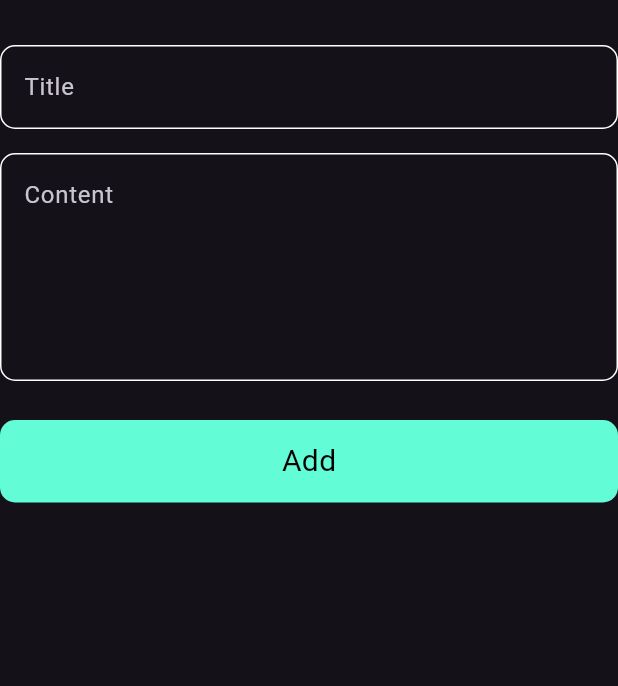
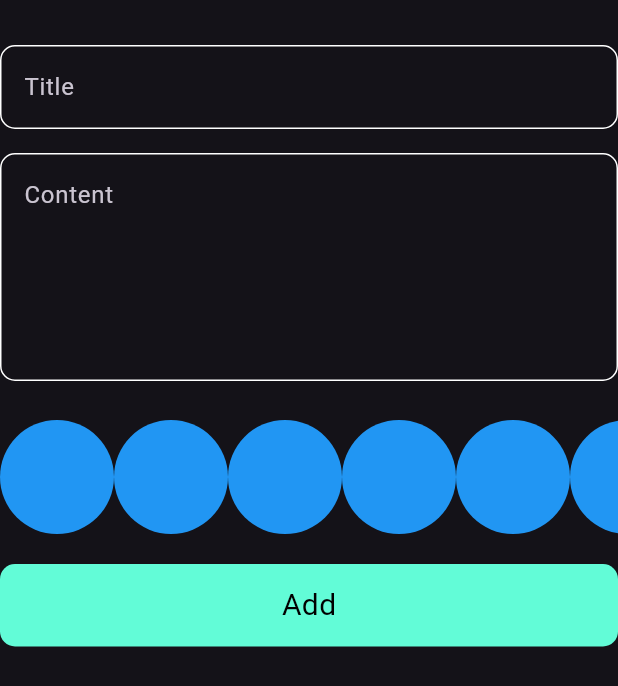
Before and after one commit to WessamKhaled/notes_app, a Flutter app: the AddNoteForm widget shown alone on an empty page, opened directly, on a phone screen of 412 x 824 dp. Shown: the top 686 px of the screen. Run offline on Flutter 3.47's test engine with Material 3 defaults, Android fonts, the phone set to English and light mode, and no system bars; our stand-ins replace bloc, flutter_bloc, hive, hive_flutter, modal_progress_hud_nsn; accounts and stored records are empty.

Commit message:
create colors list view part 1

```diff
--- a/lib/views/widgets/add_note_form.dart
+++ b/lib/views/widgets/add_note_form.dart
@@ -3,6 +3,7 @@ import 'package:flutter_bloc/flutter_bloc.dart';
 import 'package:intl/intl.dart';
 import 'package:notes_app/cubits/add_note_cubit/add_note_cubit.dart';
 import 'package:notes_app/models/note_model.dart';
+import 'package:notes_app/views/widgets/colors_list_view.dart';
 
 import 'custom_button.dart';
 import 'custom_text_field.dart';
@@ -49,6 +50,8 @@ class _AddNoteFormState extends State<AddNoteForm> {
           const SizedBox(
             height: 26,
           ),
+
+         ColorsListView(),
           BlocBuilder<AddNotesCubit, AddNotesState>(
             builder: (context, state) {
               return CustomButton(
--- /dev/null
+++ b/lib/views/widgets/colors_list_view.dart
@@ -0,0 +1,31 @@
+
+import 'package:flutter/material.dart';
+
+class ColorItem extends StatelessWidget {
+  const ColorItem({super.key});
+
+  @override
+  Widget build(BuildContext context) {
+    return CircleAvatar(
+      radius: 38,
+      backgroundColor: Colors.blue,
+    );
+  }
+}
+
+class ColorsListView extends StatelessWidget {
+  const ColorsListView({super.key});
+
+  @override
+  Widget build(BuildContext context) {
+    return SizedBox(
+      height: 38 *2 ,
+      child: ListView.builder(
+        itemCount: 10,
+        scrollDirection: Axis.horizontal,
+        itemBuilder: (context, index) {
+        return  ColorItem();
+      },),
+    );
+  }
+}
--- a/lib/views/widgets/custom_button.dart
+++ b/lib/views/widgets/custom_button.dart
@@ -8,7 +8,9 @@ class CustomButton extends StatelessWidget {
   final bool isLoading ;
   @override
   Widget build(BuildContext context) {
-    return GestureDetector(
+    return Padding(
+      padding: const EdgeInsets.symmetric(vertical: 20),
+      child: GestureDetector(
         onTap: onTap,
         child: Container(
           width: MediaQuery.of(context).size.width,
@@ -28,6 +30,7 @@ class CustomButton extends StatelessWidget {
             ),
           ),
         ),
+      ),
     );
   }
 }
```
Lines whose indentation alone changed are shown as unchanged.
